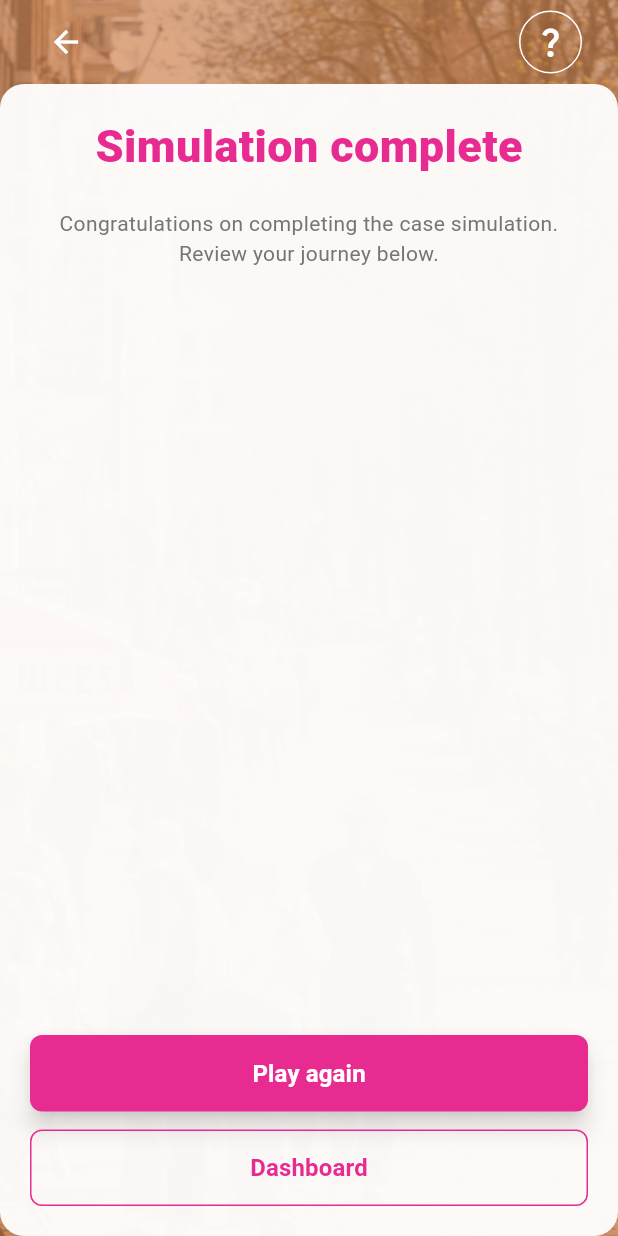
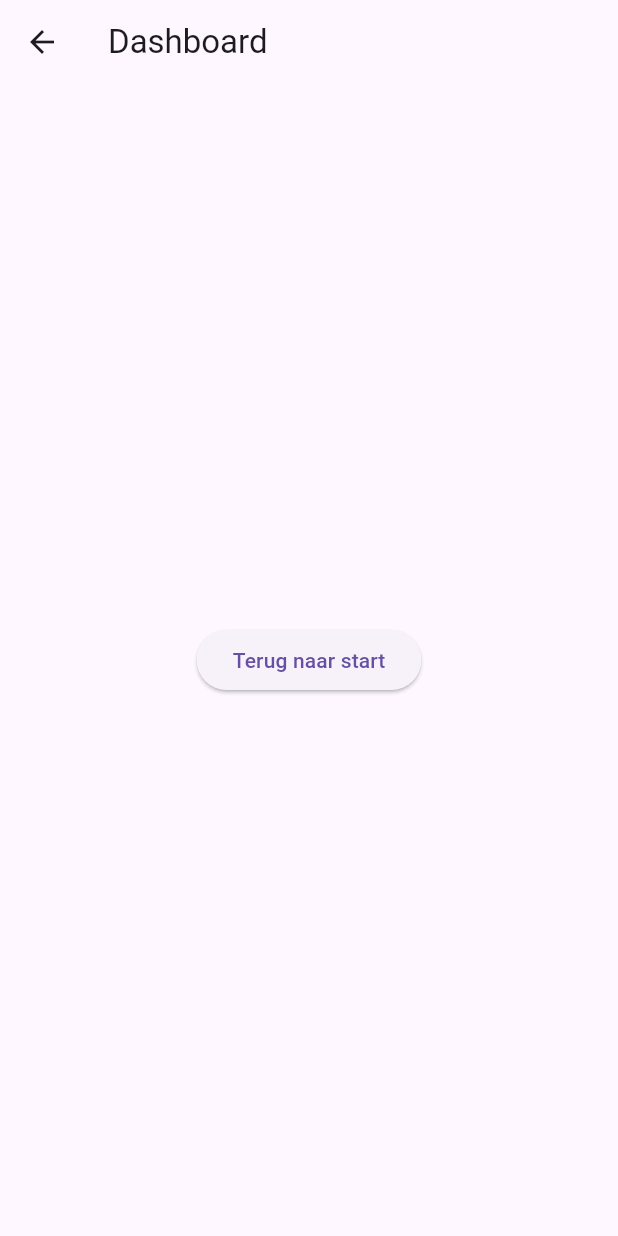
Before and after one commit to Innergames-Project/InnerGames3, a Flutter app: the ResultScreen screen opened directly with empty values, after a tap on "Dashboard", on a phone screen of 412 x 824 dp. Run offline on Flutter 3.47's test engine with Material 3 defaults, Android fonts, the phone set to English and light mode, and no system bars.

Commit message:
Linked to second page for merge

```diff
--- a/lib/main.dart
+++ b/lib/main.dart
@@ -1,4 +1,5 @@
 import 'package:flutter/material.dart';
+import 'second.dart';
 
 void main() {
   runApp(MyApp());
@@ -433,7 +434,12 @@ class ResultScreen extends StatelessWidget {
                       ),
                       padding: EdgeInsets.symmetric(vertical: 14),
                     ),
-                    onPressed: () {},
+                    onPressed: () {
+                      Navigator.push(
+                        context,
+                        MaterialPageRoute(builder: (context) => SecondScreen()),
+                      );
+                    },
                     child: Text(
                       'Dashboard',
                       style: TextStyle(
--- /dev/null
+++ b/lib/second.dart
@@ -0,0 +1,25 @@
+import 'package:flutter/material.dart';
+import 'main.dart';
+
+class SecondScreen extends StatelessWidget {
+  @override
+  Widget build(BuildContext context) {
+    return Scaffold(
+      appBar: AppBar(
+        title: Text("Dashboard"),
+      ),
+      body: Center(
+        child: ElevatedButton(
+          onPressed: () {
+            Navigator.pushAndRemoveUntil(
+              context,
+              MaterialPageRoute(builder: (_) => StartScreen()),
+              (route) => false,
+            );
+          },
+          child: Text("Terug naar start"),
+        ),
+      ),
+    );
+  }
+}
```
